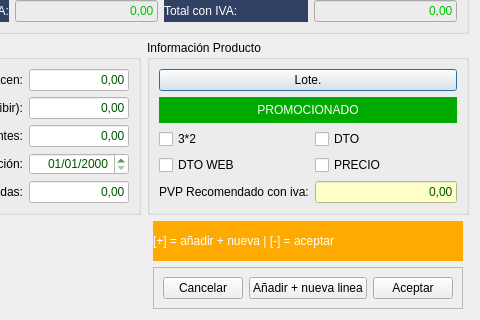
Before: the Qt Designer form Auxiliares/frmeditline.ui in arcnexus/RedFoX, drawn with Qt 5; both pictures show x 366 to 846 and y 185 to 505 of the 846 by 505 pixel window.
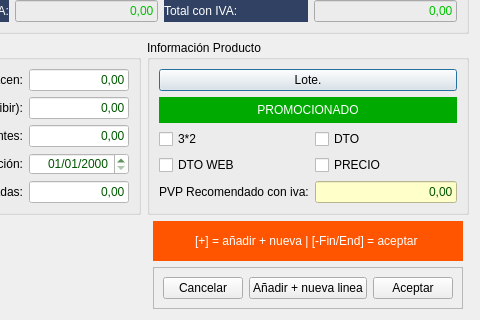
After: the same form once the commit is applied. Icons and pictures are not drawn.

Commit message: Añadir líneas facturas

```diff
--- a/Auxiliares/frmeditline.ui
+++ b/Auxiliares/frmeditline.ui
@@ -658,11 +658,14 @@
    <item row="2" column="2">
     <widget class="QLabel" name="label_17">
      <property name="styleSheet">
-      <string notr="true">background-color: rgb(255, 170, 0);
+      <string notr="true">background-color: rgb(255, 85, 0);
 color: rgb(255, 255, 255);</string>
      </property>
      <property name="text">
-      <string>[+] = añadir + nueva | [-] = aceptar </string>
+      <string>[+] = añadir + nueva | [-Fin/End] = aceptar </string>
+     </property>
+     <property name="alignment">
+      <set>Qt::AlignCenter</set>
      </property>
     </widget>
    </item>
```
The commit also changes 4 other files.
